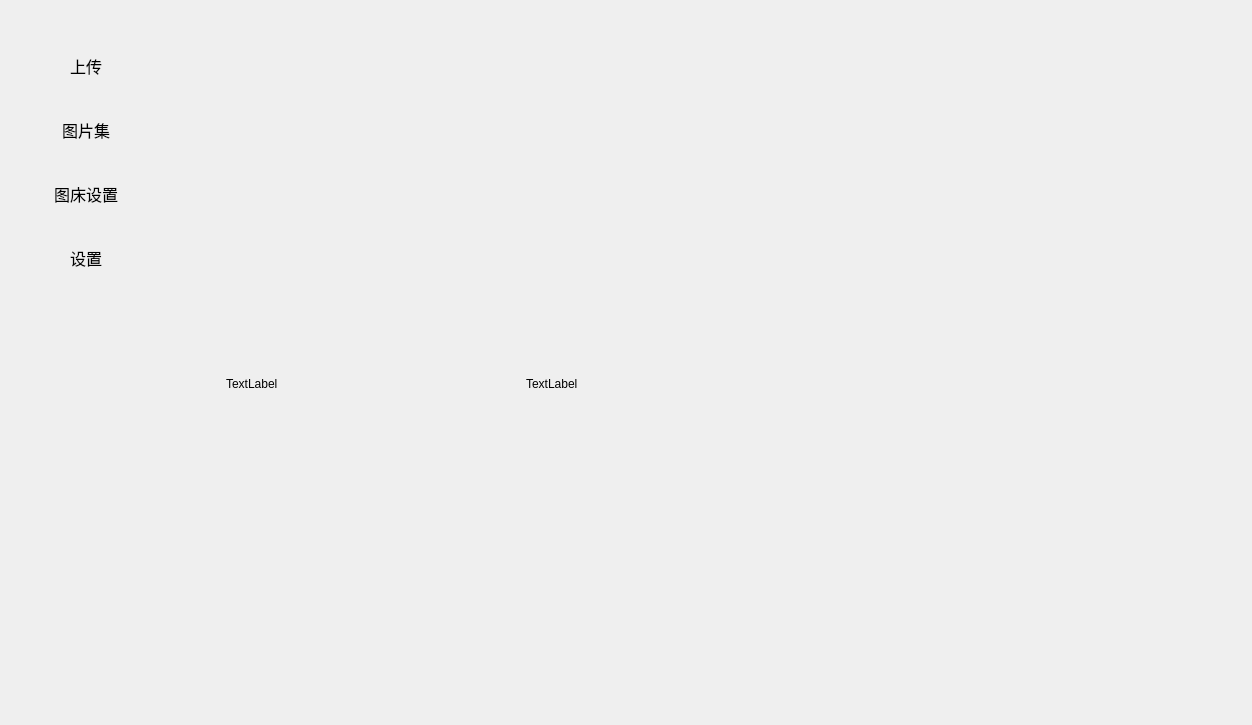
The window that src/mainwindow.ui (median-dxz/Lotos) describes before a commit, drawn with Qt 5.
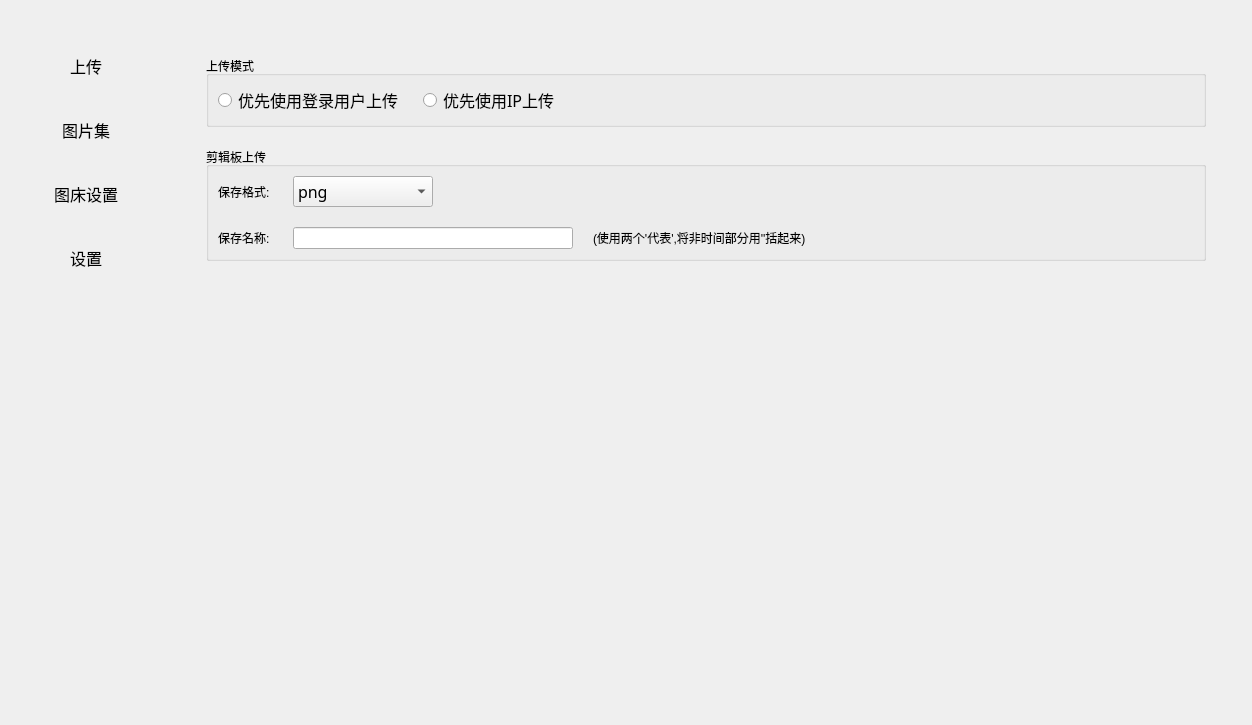
The same window after the commit. The open tabs and pages were chosen to show the change. Icons and pictures are not drawn. Custom widgets are drawn as their Qt base class.

Commit message: feat: 增加部分设置

What changed in the file:
```diff
--- a/src/mainwindow.ui
+++ b/src/mainwindow.ui
@@ -549,33 +549,218 @@
            </item>
           </layout>
          </widget>
-         <widget class="QWidget" name="page_3">
-          <widget class="QLabel" name="label_5">
-           <property name="geometry">
-            <rect>
-             <x>60</x>
-             <y>220</y>
-             <width>221</width>
-             <height>251</height>
-            </rect>
+         <widget class="QWidget" name="settingsPage">
+          <layout class="QVBoxLayout" name="verticalLayout_4">
+           <property name="spacing">
+            <number>20</number>
            </property>
-           <property name="text">
-            <string>TextLabel</string>
+           <property name="leftMargin">
+            <number>40</number>
            </property>
-          </widget>
-          <widget class="QLabel" name="label_6">
-           <property name="geometry">
-            <rect>
-             <x>360</x>
-             <y>200</y>
-             <width>251</width>
-             <height>291</height>
-            </rect>
+           <property name="topMargin">
+            <number>18</number>
            </property>
-           <property name="text">
-            <string>TextLabel</string>
+           <property name="rightMargin">
+            <number>40</number>
            </property>
-          </widget>
+           <item>
+            <widget class="QGroupBox" name="groupBox_3">
+             <property name="sizePolicy">
+              <sizepolicy hsizetype="Preferred" vsizetype="Maximum">
+               <horstretch>0</horstretch>
+               <verstretch>0</verstretch>
+              </sizepolicy>
+             </property>
+             <property name="title">
+              <string>上传模式</string>
+             </property>
+             <layout class="QGridLayout" name="gridLayout_7">
+              <property name="spacing">
+               <number>20</number>
+              </property>
+              <item row="0" column="0">
+               <widget class="QRadioButton" name="preferTokenRadio">
+                <property name="font">
+                 <font>
+                  <family>Microsoft YaHei</family>
+                  <pointsize>12</pointsize>
+                 </font>
+                </property>
+                <property name="text">
+                 <string>优先使用登录用户上传</string>
+                </property>
+               </widget>
+              </item>
+              <item row="0" column="1">
+               <widget class="QRadioButton" name="preferIPRadio">
+                <property name="font">
+                 <font>
+                  <family>Microsoft YaHei</family>
+                  <pointsize>12</pointsize>
+                 </font>
+                </property>
+                <property name="text">
+                 <string>优先使用IP上传</string>
+                </property>
+               </widget>
+              </item>
+              <item row="0" column="2">
+               <spacer name="horizontalSpacer_5">
+                <property name="orientation">
+                 <enum>Qt::Horizontal</enum>
+                </property>
+                <property name="sizeHint" stdset="0">
+                 <size>
+                  <width>40</width>
+                  <height>20</height>
+                 </size>
+                </property>
+               </spacer>
+              </item>
+             </layout>
+            </widget>
+           </item>
+           <item>
+            <widget class="QGroupBox" name="groupBox_4">
+             <property name="sizePolicy">
+              <sizepolicy hsizetype="Preferred" vsizetype="Preferred">
+               <horstretch>0</horstretch>
+               <verstretch>0</verstretch>
+              </sizepolicy>
+             </property>
+             <property name="title">
+              <string>剪辑板上传</string>
+             </property>
+             <layout class="QGridLayout" name="gridLayout_6">
+              <property name="spacing">
+               <number>20</number>
+              </property>
+              <item row="1" column="1" colspan="2">
+               <widget class="QLineEdit" name="SaveNameEdit">
+                <property name="sizePolicy">
+                 <sizepolicy hsizetype="Fixed" vsizetype="Preferred">
+                  <horstretch>0</horstretch>
+                  <verstretch>0</verstretch>
+                 </sizepolicy>
+                </property>
+                <property name="minimumSize">
+                 <size>
+                  <width>280</width>
+                  <height>0</height>
+                 </size>
+                </property>
+               </widget>
+              </item>
+              <item row="1" column="0">
+               <widget class="QLabel" name="label_6">
+                <property name="sizePolicy">
+                 <sizepolicy hsizetype="Maximum" vsizetype="Preferred">
+                  <horstretch>0</horstretch>
+                  <verstretch>0</verstretch>
+                 </sizepolicy>
+                </property>
+                <property name="text">
+                 <string>保存名称: </string>
+                </property>
+               </widget>
+              </item>
+              <item row="0" column="0">
+               <widget class="QLabel" name="label_5">
+                <property name="text">
+                 <string>保存格式: </string>
+                </property>
+               </widget>
+              </item>
+              <item row="0" column="1">
+               <widget class="QComboBox" name="SaveFormatCombo">
+                <property name="sizePolicy">
+                 <sizepolicy hsizetype="Fixed" vsizetype="Preferred">
+                  <horstretch>0</horstretch>
+                  <verstretch>0</verstretch>
+                 </sizepolicy>
+                </property>
+                <property name="minimumSize">
+                 <size>
+                  <width>140</width>
+                  <height>0</height>
+                 </size>
+                </property>
+                <property name="font">
+                 <font>
+                  <family>Microsoft YaHei</family>
+                  <pointsize>12</pointsize>
+                 </font>
+                </property>
+                <property name="currentIndex">
+                 <number>0</number>
+                </property>
+                <property name="sizeAdjustPolicy">
+                 <enum>QComboBox::AdjustToContentsOnFirstShow</enum>
+                </property>
+                <item>
+                 <property name="text">
+                  <string>png</string>
+                 </property>
+                </item>
+                <item>
+                 <property name="text">
+                  <string>jpg</string>
+                 </property>
+                </item>
+                <item>
+                 <property name="text">
+                  <string>bmp</string>
+                 </property>
+                </item>
+                <item>
+                 <property name="text">
+                  <string>gif</string>
+                 </property>
+                </item>
+                <item>
+                 <property name="text">
+                  <string>webp</string>
+                 </property>
+                </item>
+               </widget>
+              </item>
+              <item row="1" column="3">
+               <widget class="QLabel" name="label_7">
+                <property name="text">
+                 <string>&lt;html&gt;&lt;head/&gt;&lt;body&gt;&lt;p&gt;(使用两个'代表',将非时间部分用''括起来)&lt;/p&gt;&lt;/body&gt;&lt;/html&gt;</string>
+                </property>
+               </widget>
+              </item>
+              <item row="1" column="4">
+               <spacer name="horizontalSpacer_6">
+                <property name="orientation">
+                 <enum>Qt::Horizontal</enum>
+                </property>
+                <property name="sizeHint" stdset="0">
+                 <size>
+                  <width>40</width>
+                  <height>20</height>
+                 </size>
+                </property>
+               </spacer>
+              </item>
+             </layout>
+            </widget>
+           </item>
+           <item>
+            <spacer name="verticalSpacer_3">
+             <property name="orientation">
+              <enum>Qt::Vertical</enum>
+             </property>
+             <property name="sizeHint" stdset="0">
+              <size>
+               <width>20</width>
+               <height>40</height>
+              </size>
+             </property>
+            </spacer>
+           </item>
+          </layout>
          </widget>
         </widget>
        </item>
```
Left out of the diff: 301 changed lines with no effect on the pictures. The commit also changes 19 other files.
